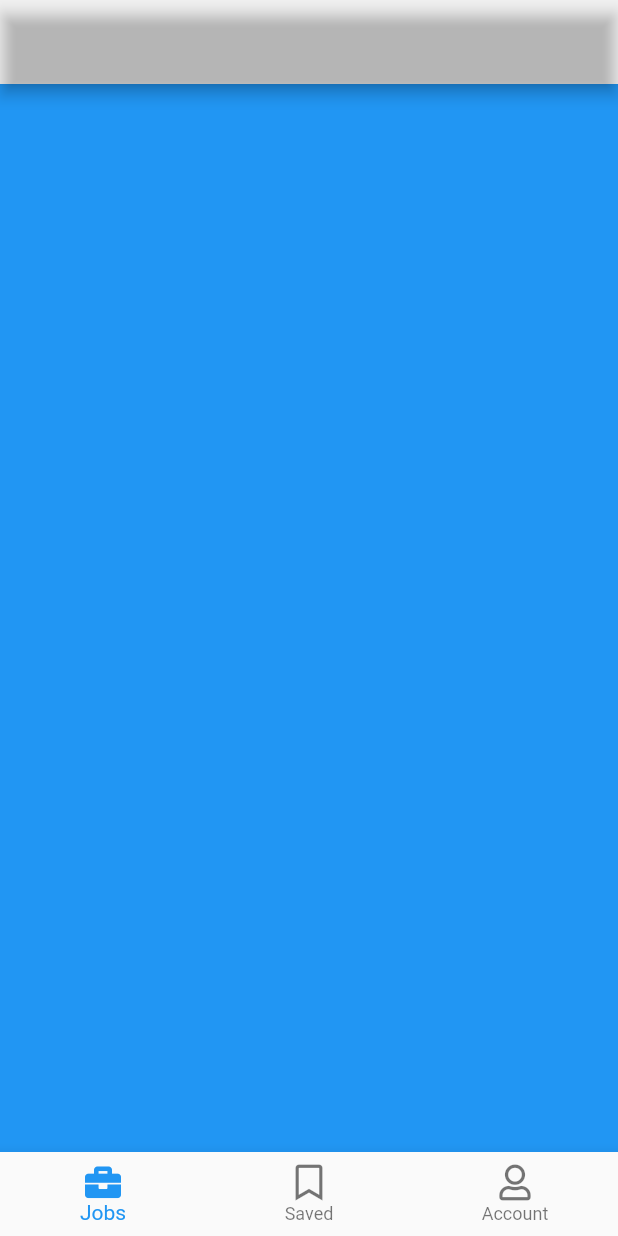
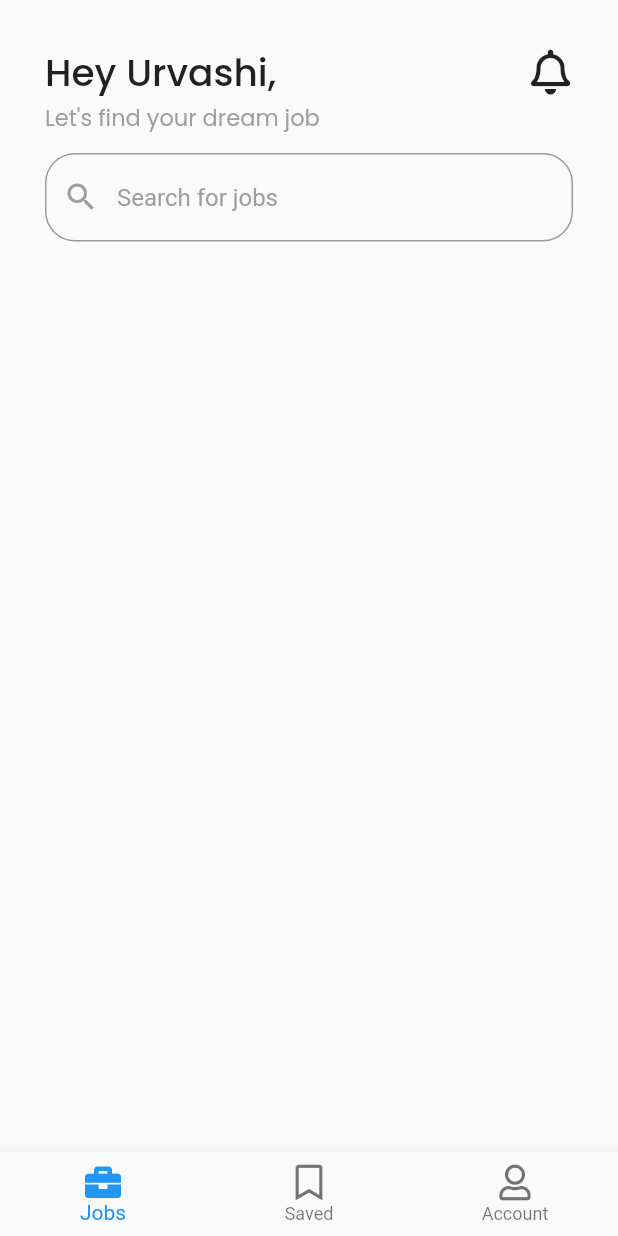
Before and after one commit to JerryAgbesi/Job_search_UI, a Flutter app: the screen it shows after launch, on a phone screen of 412 x 824 dp. Run offline on Flutter 3.47's test engine with Material 2 defaults, Android fonts, the phone set to English and light mode, and no system bars; our stand-ins replace font_awesome_flutter, google_fonts; missing offline and left inert: dart:html.

Commit message:
built top of job screen

```diff
--- a/lib/home.dart
+++ b/lib/home.dart
@@ -1,5 +1,6 @@
 import 'package:flutter/material.dart';
 import 'package:font_awesome_flutter/font_awesome_flutter.dart';
+import 'screens/Jobs_screen.dart';
 
 class Home extends StatefulWidget {
   const Home({Key? key}) : super(key: key);
@@ -10,9 +11,7 @@ class Home extends StatefulWidget {
 
 class _HomeState extends State<Home> {
   List<Widget> pages = [
-    Container(
-      color: Colors.blue,
-    ),
+    const JobsScreen(),
     Container(
       color: Colors.amber,
     ),
@@ -25,10 +24,8 @@ class _HomeState extends State<Home> {
 
   @override
   Widget build(BuildContext context) {
-    return Scaffold(
-      appBar: AppBar(
-        backgroundColor: Colors.transparent,
-      ),
+    return SafeArea(
+      child: Scaffold(
         body: pages[_selected],
         bottomNavigationBar: BottomNavigationBar(
           currentIndex: _selected,
@@ -46,6 +43,7 @@ class _HomeState extends State<Home> {
                 icon: Icon(FontAwesomeIcons.user), label: 'Account'),
           ],
         ),
+      ),
     );
   }
 }
--- a/lib/main.dart
+++ b/lib/main.dart
@@ -12,6 +12,7 @@ class MyApp extends StatelessWidget {
   @override
   Widget build(BuildContext context) {
     return MaterialApp(
+      debugShowCheckedModeBanner: false,
       title: 'Jobman',
       theme: ThemeData.light(),
       home: Home(),
--- a/lib/models/jobs.dart
+++ b/lib/models/jobs.dart
@@ -34,9 +34,9 @@ List<Job> jobs = [
       logoUrl: 'assets/google.png',
       location: 'Accra,Ghana'),
   Job(
-      title: 'UX Designer',
-      company: 'Microsoft',
-      logoUrl: 'assets/microsoft.png',
+      title: 'Product Designer',
+      company: 'Twitter',
+      logoUrl: 'assets/Twitter.png',
       location: 'Noida, Uttar Pradesh'),
   Job(
       title: 'UX Engineer',
--- /dev/null
+++ b/lib/screens/Jobs_screen.dart
@@ -0,0 +1,56 @@
+import 'package:flutter/material.dart';
+import 'package:font_awesome_flutter/font_awesome_flutter.dart';
+import 'package:google_fonts/google_fonts.dart';
+
+class JobsScreen extends StatelessWidget {
+  const JobsScreen({Key? key}) : super(key: key);
+
+  @override
+  Widget build(BuildContext context) {
+    return Padding(
+      padding: const EdgeInsets.all(30.0),
+      child: ListView(
+        scrollDirection: Axis.vertical,
+        children: [
+          Row(
+            mainAxisAlignment: MainAxisAlignment.spaceBetween,
+            children: [
+              Text(
+                'Hey Urvashi,',
+                style: GoogleFonts.poppins(
+                  textStyle:
+                      TextStyle(fontSize: 25, fontWeight: FontWeight.w500),
+                ),
+              ),
+              const Icon(
+                FontAwesomeIcons.bell,
+                size: 30,
+              )
+            ],
+          ),
+          Text(
+            'Let\'s find your dream job ',
+            style: GoogleFonts.poppins(
+              textStyle: TextStyle(color: Colors.grey, fontSize: 15),
+            ),
+          ),
+          const SizedBox(
+            height: 12,
+          ),
+          TextField(
+            decoration: InputDecoration(
+              prefixIcon: const Icon(Icons.search),
+              prefixIconColor: Colors.grey,
+              hintText: 'Search for jobs',
+              hintStyle: const TextStyle(color: Colors.grey),
+              border: OutlineInputBorder(
+                borderRadius: BorderRadius.circular(20),
+                borderSide: const BorderSide(color: Colors.grey),
+              ),
+            ),
+          ),
+        ],
+      ),
+    );
+  }
+}
```
Also changed, not shown: lib/constants.dart (added), 1 other file. Lines whose indentation alone changed are shown as unchanged.
